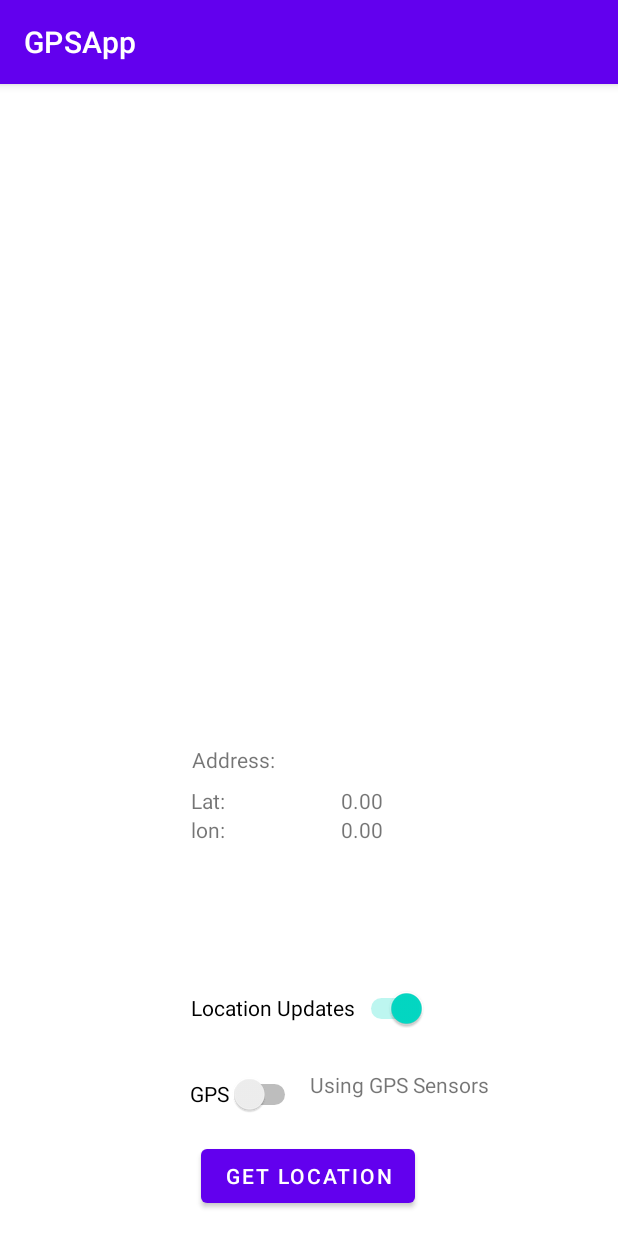
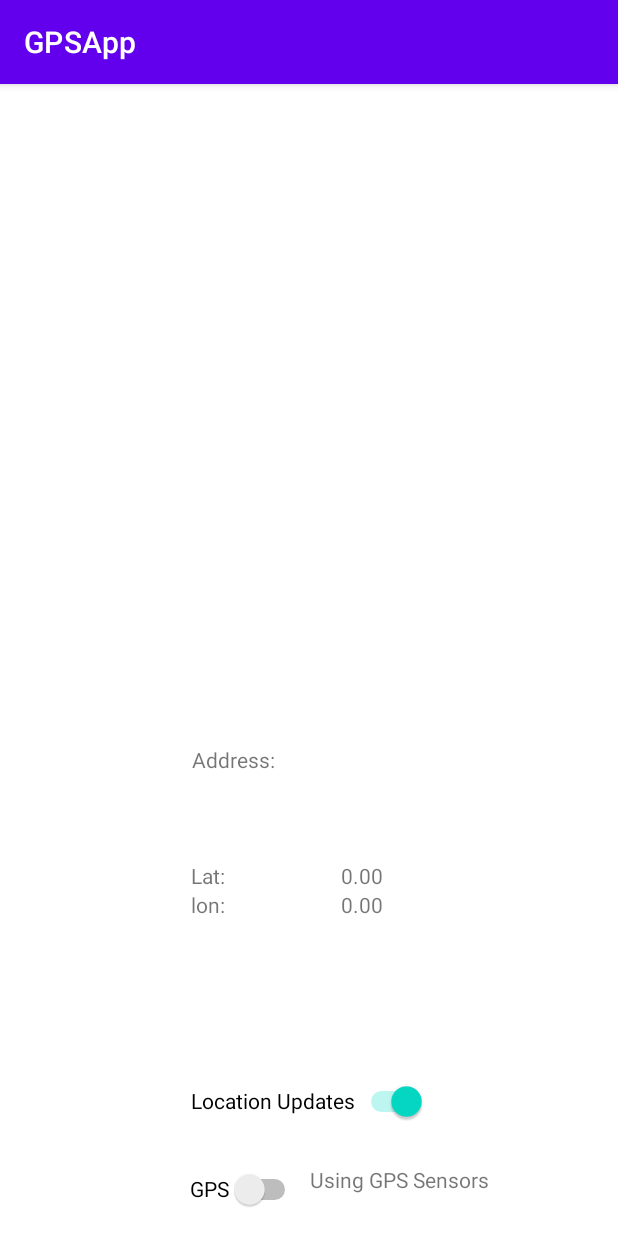
Before and after one commit to Vert999/GPSApp, an Android app: the screen it shows after launch (MainActivity), on a phone screen of 412 x 824 dp. Run offline under Robolectric (Android 15) with nearby library versions, the phone set to English and light mode, and no system bars.

Commit message:
Updated for more reliable GPS finder, need to test

```diff
--- a/app/src/main/java/com/example/gpsapp/MainActivity.java
+++ b/app/src/main/java/com/example/gpsapp/MainActivity.java
@@ -62,7 +62,7 @@ public class MainActivity extends AppCompatActivity {
         setContentView(R.layout.activity_main);
         // Activity objects go here
         AddressText = findViewById(R.id.address_text);
-        LocationButton = findViewById(R.id.getIt);
+//        LocationButton = findViewById(R.id.getIt);
         lati = findViewById(R.id.lat_text);
         logn = findViewById(R.id.lon_text);
         locationUpdate = findViewById(R.id.slocationsupdates);
@@ -89,14 +89,10 @@ public class MainActivity extends AppCompatActivity {
                     locationRequest.setPriority(LocationRequest.PRIORITY_LOW_POWER);
                     lblGPS.setText("Using Towers + WIFI");
                 }
-            }
-        });
-        LocationButton.setOnClickListener(new View.OnClickListener() {
-            @Override
-            public void onClick(View v) {
                 updateGPS();
             }
         });
+
 
 
 
--- a/app/src/main/res/layout/activity_main.xml
+++ b/app/src/main/res/layout/activity_main.xml
@@ -6,25 +6,6 @@
     android:layout_height="match_parent"
     tools:context=".MainActivity">
 
-    <Button
-        android:id="@+id/getIt"
-        android:layout_width="wrap_content"
-        android:layout_height="wrap_content"
-        android:layout_marginBottom="16dp"
-        android:text="Get Location"
-        app:layout_constraintBottom_toBottomOf="parent"
-        app:layout_constraintEnd_toEndOf="parent"
-        app:layout_constraintHorizontal_bias="0.498"
-        app:layout_constraintStart_toStartOf="parent" />
-
-    <TextView
-        android:id="@+id/result"
-        android:layout_width="wrap_content"
-        android:layout_height="wrap_content"
-        app:layout_constraintBottom_toTopOf="@+id/getIt"
-        app:layout_constraintEnd_toEndOf="parent"
-        app:layout_constraintStart_toStartOf="parent"
-        app:layout_constraintTop_toTopOf="parent" />
 
     <TextView
         android:id="@+id/latlabel"
@@ -85,7 +66,7 @@
         android:layout_height="wrap_content"
         android:minHeight="48dp"
         android:text="GPS"
-        app:layout_constraintBottom_toTopOf="@+id/getIt"
+        app:layout_constraintBottom_toBottomOf="parent"
         app:layout_constraintEnd_toEndOf="parent"
         app:layout_constraintHorizontal_bias="0.375"
         app:layout_constraintStart_toStartOf="parent"
```
